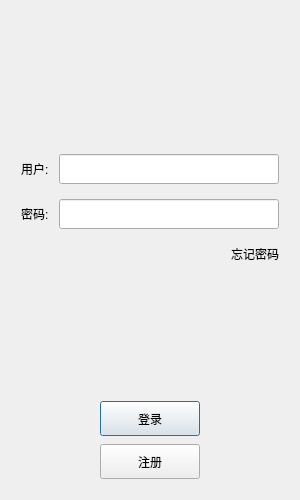
This is xhs_DBMS/dialog/logindialog.ui in Littledoveqwq/xhs_DBMS as Qt 5 draws it before an edit. The edited form follows.
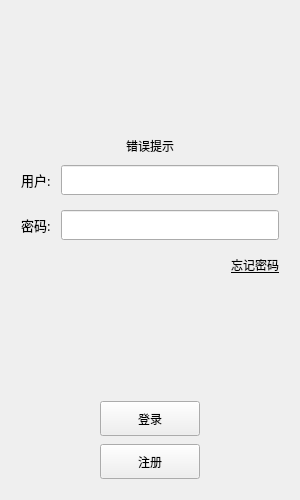
This is the edited form. Icons and pictures are not drawn.

```diff
--- a/xhs_DBMS/dialog/logindialog.ui
+++ b/xhs_DBMS/dialog/logindialog.ui
@@ -25,6 +25,15 @@
   <property name="windowTitle">
    <string>Dialog</string>
   </property>
+  <property name="styleSheet">
+   <string notr="true">/*根据不同的状态切换文本颜色*/
+#err_tip[state='normal'] {
+    color: green;
+}
+#err_tip[state='err'] {
+    color: red;
+}</string>
+  </property>
   <layout class="QVBoxLayout" name="verticalLayout_3">
    <item>
     <layout class="QVBoxLayout" name="verticalLayout_2">
@@ -81,6 +90,19 @@
        </layout>
       </widget>
      </item>
+     <item>
+      <widget class="QLabel" name="err_tip">
+       <property name="styleSheet">
+        <string notr="true">font: 10pt &quot;黑体&quot;;</string>
+       </property>
+       <property name="text">
+        <string>错误提示</string>
+       </property>
+       <property name="alignment">
+        <set>Qt::AlignCenter</set>
+       </property>
+      </widget>
+     </item>
      <item>
       <layout class="QHBoxLayout" name="horizontalLayout_2">
        <property name="spacing">
@@ -112,6 +134,13 @@
            <height>30</height>
           </size>
          </property>
+         <property name="font">
+          <font>
+           <family>Microsoft YaHei</family>
+           <pointsize>10</pointsize>
+           <bold>false</bold>
+          </font>
+         </property>
          <property name="text">
           <string>用户:</string>
          </property>
@@ -131,6 +160,12 @@
            <height>30</height>
           </size>
          </property>
+         <property name="font">
+          <font>
+           <family>Microsoft YaHei</family>
+           <pointsize>11</pointsize>
+          </font>
+         </property>
         </widget>
        </item>
       </layout>
@@ -166,6 +201,12 @@
            <height>30</height>
           </size>
          </property>
+         <property name="font">
+          <font>
+           <family>Microsoft YaHei</family>
+           <pointsize>10</pointsize>
+          </font>
+         </property>
          <property name="text">
           <string>密码:</string>
          </property>
@@ -185,6 +226,11 @@
            <height>30</height>
           </size>
          </property>
+         <property name="font">
+          <font>
+           <pointsize>7</pointsize>
+          </font>
+         </property>
         </widget>
        </item>
       </layout>
@@ -217,18 +263,19 @@
         </spacer>
        </item>
        <item>
-        <widget class="QLabel" name="label_2">
-         <property name="minimumSize">
-          <size>
-           <width>0</width>
-           <height>20</height>
-          </size>
+        <widget class="QPushButton" name="btn_forget">
+         <property name="font">
+          <font>
+           <family>Microsoft YaHei</family>
+           <pointsize>9</pointsize>
+           <underline>true</underline>
+          </font>
          </property>
-         <property name="maximumSize">
-          <size>
-           <width>16777215</width>
-           <height>20</height>
-          </size>
+         <property name="cursor">
+          <cursorShape>PointingHandCursor</cursorShape>
+         </property>
+         <property name="styleSheet">
+          <string notr="true">border:none;</string>
          </property>
          <property name="text">
           <string>忘记密码</string>
```
Left out of the diff: 4 changed lines with no effect on the pictures.
